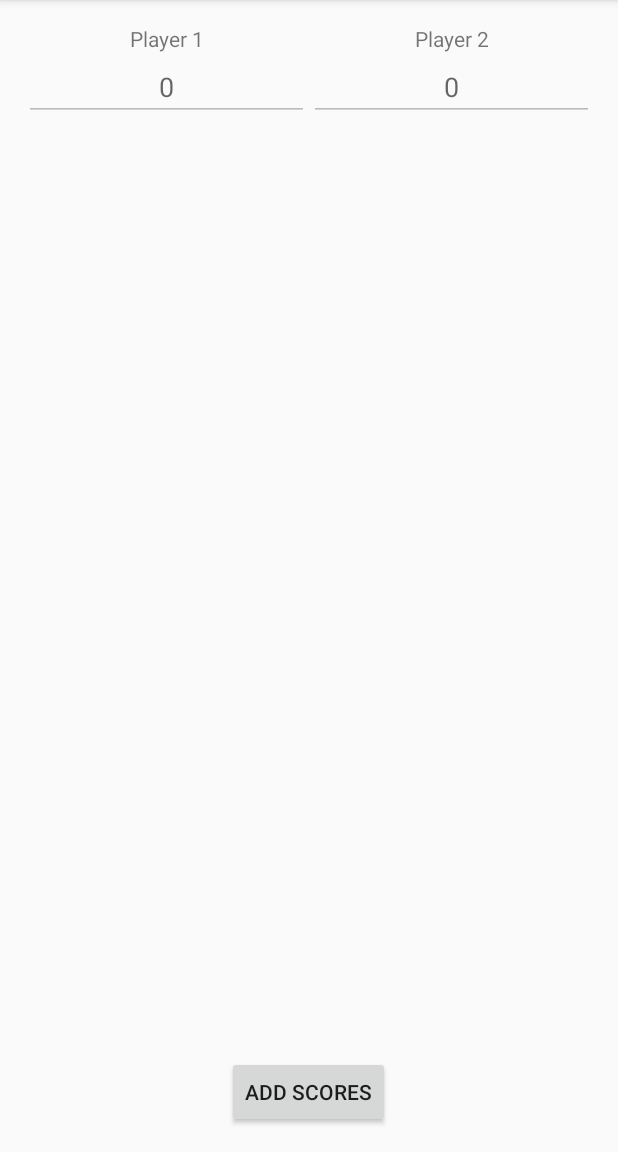
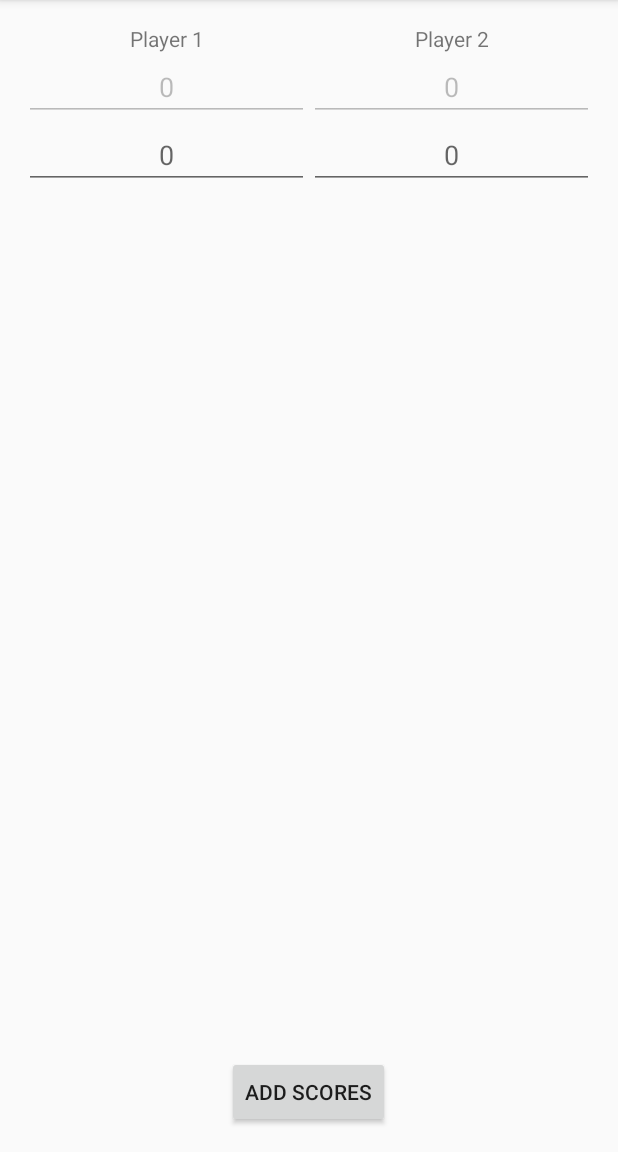
Before and after one commit to Moohan/ScoreKeeper, an Android app: the RecordScoresActivity screen opened directly, with no data from a screen before it, after a tap on "ADD SCORES", on a phone screen of 412 x 824 dp, the part 84-1236 px from its top. Run offline under Robolectric (Android 15) with nearby library versions, the light colour scheme and no system bars.

Commit message:
Fixes to score page

```diff
--- a/app/src/main/java/mcmahon/james/scorekeeper/CustomNamePlayersActivity.java
+++ b/app/src/main/java/mcmahon/james/scorekeeper/CustomNamePlayersActivity.java
@@ -22,7 +22,7 @@ import android.widget.TextView;
 
 public class CustomNamePlayersActivity extends AppCompatActivity {
 
-    public static final String EXTRA_PLAYER_NAMES = "com.apps.mcmahon.james.scrablescore.PLAYER_NAMES";
+    public static final String EXTRA_PLAYER_NAMES = "mcmahon.james.scorekeeper.PLAYER_NAMES";
     private static final int CENTER_GRAVITY = 0x11;
 
     @Override
--- a/app/src/main/java/mcmahon/james/scorekeeper/RecordScoresActivity.java
+++ b/app/src/main/java/mcmahon/james/scorekeeper/RecordScoresActivity.java
@@ -10,7 +10,6 @@ package mcmahon.james.scorekeeper;
 
 import android.content.Intent;
 import android.os.Bundle;
-import android.support.annotation.NonNull;
 import android.support.v7.app.AppCompatActivity;
 import android.text.InputType;
 import android.view.View;
@@ -20,8 +19,6 @@ import android.widget.TableLayout;
 import android.widget.TableRow;
 import android.widget.TextView;
 
-
-
 import java.util.ArrayList;
 
 public class RecordScoresActivity extends AppCompatActivity {
@@ -29,10 +26,9 @@ public class RecordScoresActivity extends AppCompatActivity {
     private static final int CENTER_GRAVITY = 0x11;
 
     int roundsCount;
-    @NonNull
-    ArrayList scores = new ArrayList();
+    ArrayList<int[]> scores = new ArrayList<int[]>();
 
-    public defaultPlayerName defaultPlayerName(int playerNumber){
+    public defaultPlayerName defaultPlayerName(int playerNumber) {
         return new defaultPlayerName(String.format(getResources().getString(R.string.Player_number_label), playerNumber));
     }
 
@@ -59,7 +55,6 @@ public class RecordScoresActivity extends AppCompatActivity {
             String playerName = "";
 
 
-
             playerName = customNames ? playerNames[n - 1] : defaultPlayerName(n).getValue();
 
             textView.setText(playerName);
@@ -76,6 +71,7 @@ public class RecordScoresActivity extends AppCompatActivity {
             editTextScore.setInputType(InputType.TYPE_CLASS_NUMBER);
             String hint = "0";
             editTextScore.setHint(hint);
+            editTextScore.setText("0"); //TODO Remove this line and add a check for no score ("") later on
             editTextScore.setGravity(CENTER_GRAVITY);
             editTextScore.setImeOptions(EditorInfo.IME_ACTION_NEXT);
             if (n == numberOfPlayers) {
@@ -91,7 +87,7 @@ public class RecordScoresActivity extends AppCompatActivity {
         /**Give edit texts IDs
          have an add button which takes values from editi
          texts and sets them to be uneditable and then draws a
-         new row of eedit texts
+         new row of edit texts
          Array list!
          **/
 
@@ -111,10 +107,11 @@ public class RecordScoresActivity extends AppCompatActivity {
             editText.setEnabled(false);
             //collect the scores into an array
             int score = Integer.parseInt(editText.getText().toString());
-            roundScores[n] = score;
+            roundScores[n - 1] = score;
         }
         //add the round scores to the overall score
-        this.scores.add(this.roundsCount, roundScores);
+        this.scores.add(new int[numberOfPlayers]);
+        this.scores.add(this.scores.size() - 1, roundScores);  //FIXME
         //Draw some a new row of edit texts
         TableRow tableRow = new TableRow(this);
         for (int n = 1; n <= numberOfPlayers; n++) {
--- a/app/src/main/java/mcmahon/james/scorekeeper/SelectNumPlayersActivity.java
+++ b/app/src/main/java/mcmahon/james/scorekeeper/SelectNumPlayersActivity.java
@@ -15,8 +15,8 @@ import android.view.View;
 import android.widget.NumberPicker;
 
 public class SelectNumPlayersActivity extends AppCompatActivity {
-    public static final String EXTRA_PLAYERS = "com.apps.mcmahon.james.scrablescore.PLAYERS";
-    public static final String EXTRA_CUSTOM_NAMES = "com.apps.mcmahon.james.scrablescore.CUSTOM_NAMES";
+    public static final String EXTRA_PLAYERS = "mcmahon.james.scorekeeper.PLAYERS";
+    public static final String EXTRA_CUSTOM_NAMES = "mcmahon.james.scorekeeper.CUSTOM_NAMES";
 
 
     @Override
```
